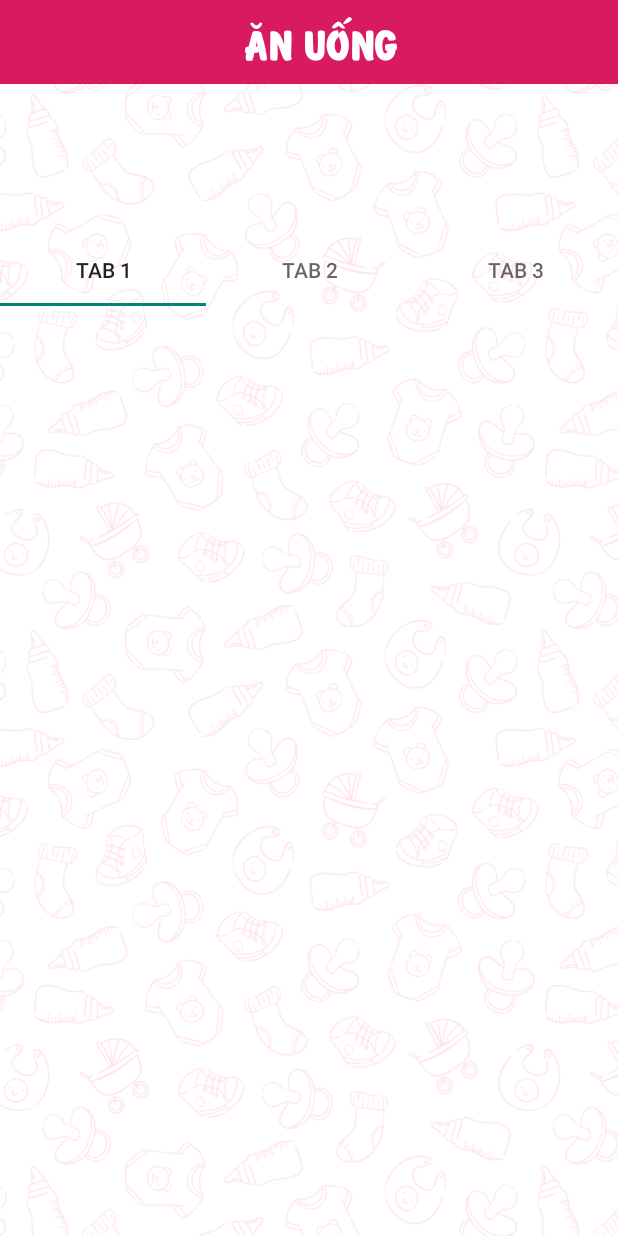
After one commit to vietthang197/MotherCare, an Android app: the AnUongActivity screen opened directly, with no data from a screen before it, on a phone screen of 412 x 824 dp. The commit adds this screen. Run offline under Robolectric (Android 15) with nearby library versions, the phone set to English and light mode, and no system bars.

Commit message:
update code

```diff
--- a/app/src/main/AndroidManifest.xml
+++ b/app/src/main/AndroidManifest.xml
@@ -2,7 +2,7 @@
 <manifest xmlns:android="http://schemas.android.com/apk/res/android"
     package="haui.lethanhha.com.mothercare">
 
-    <uses-permission android:name="android.permission.INTERNET"/>
+    <uses-permission android:name="android.permission.INTERNET" />
 
     <application
         android:allowBackup="true"
@@ -11,6 +11,7 @@
         android:roundIcon="@mipmap/ic_launcher_round"
         android:supportsRtl="true"
         android:theme="@style/AppTheme">
+        <activity android:name=".activity.AnUongActivity" android:theme="@style/ThemeNoActionBar"></activity>
         <activity
             android:name=".activity.ShopActivity"
             android:theme="@style/ThemeNoActionBar" />
--- /dev/null
+++ b/app/src/main/java/haui/lethanhha/com/mothercare/activity/AnUongActivity.java
@@ -0,0 +1,34 @@
+package haui.lethanhha.com.mothercare.activity;
+
+import androidx.appcompat.app.AppCompatActivity;
+import androidx.viewpager.widget.ViewPager;
+
+import android.os.Bundle;
+
+import com.google.android.material.tabs.TabLayout;
+
+import haui.lethanhha.com.mothercare.R;
+import haui.lethanhha.com.mothercare.adapter.TabAdapter;
+import haui.lethanhha.com.mothercare.fragment.ThucPhamFragment;
+
+public class AnUongActivity extends AppCompatActivity {
+
+    private TabAdapter adapter;
+    private TabLayout tabLayout;
+    private ViewPager viewPager;
+
+    @Override
+    protected void onCreate(Bundle savedInstanceState) {
+        super.onCreate(savedInstanceState);
+        setContentView(R.layout.activity_an_uong);
+
+        viewPager = (ViewPager) findViewById(R.id.viewPagerAnUong);
+        tabLayout = (TabLayout) findViewById(R.id.tabLayoutAnUong);
+        adapter = new TabAdapter(getSupportFragmentManager());
+        adapter.addFragment(new ThucPhamFragment(), "Tab 1");
+        adapter.addFragment(new ThucPhamFragment(), "Tab 2");
+        adapter.addFragment(new ThucPhamFragment(), "Tab 3");
+        viewPager.setAdapter(adapter);
+        tabLayout.setupWithViewPager(viewPager);
+    }
+}
--- a/app/src/main/java/haui/lethanhha/com/mothercare/activity/MenuMainActivity.java
+++ b/app/src/main/java/haui/lethanhha/com/mothercare/activity/MenuMainActivity.java
@@ -79,7 +79,18 @@ public class MenuMainActivity extends AppCompatActivity  implements RecyclerView
             case 0:
                 doGoShopActivity();
                 break;
+            case 1:
+                doGoAnUongActivity();
+                break;
         }
+    }
+
+    private void doGoAnUongActivity() {
+        Intent intent = new Intent(MenuMainActivity.this, AnUongActivity.class);
+        startActivity(intent);
+        overridePendingTransition(R.anim.trans_left_in,
+                R.anim.trans_left_out);
+        finish();
     }
 
     private void doGoShopActivity() {
--- a/app/src/main/java/haui/lethanhha/com/mothercare/activity/ShopActivity.java
+++ b/app/src/main/java/haui/lethanhha/com/mothercare/activity/ShopActivity.java
@@ -51,7 +51,7 @@ public class ShopActivity extends AppCompatActivity implements RecyclerViewOnCli
 
     private void initData() {
         shopList = new ArrayList<>();
-        shopList.add(new Shop(1, R.drawable.amnhacdefault, "Shop bán cua", "100.000 đ", "https://www.lazada.vn/products/hat-giong-cai-thia-cao-san-phunongseeds-i202653058-s252914371.html"));
+        shopList.add(new Shop(1, R.drawable.amnhacdefault, "https://asianparent-assets-vn.dexecure.net/wp-content/uploads/sites/2/2018/06/chuan-bi-do-so-sinh-day-du-tat-tan-tat-de-don-be-ra-doi-2.jpg", "Shop bán cua", "100.000 đ", "https://www.lazada.vn/products/hat-giong-cai-thia-cao-san-phunongseeds-i202653058-s252914371.html"));
         shopAdapter = new ShopAdapter(shopList, this, this);
     }
 
--- a/app/src/main/java/haui/lethanhha/com/mothercare/adapter/ShopAdapter.java
+++ b/app/src/main/java/haui/lethanhha/com/mothercare/adapter/ShopAdapter.java
@@ -61,7 +61,10 @@ public class ShopAdapter extends RecyclerView.Adapter<ShopAdapter.ViewHolder>  {
         }
 
         public void bindView(Shop shop) {
-            Picasso.with(context).load(shop.getAnhShop()).into(imgShop);
+            if (shop.getUrlImage() == null)
+                Picasso.with(context).load(shop.getAnhShop()).into(imgShop);
+            else
+                Picasso.with(context).load(shop.getUrlImage()).into(imgShop);
             tvTitle.setText(shop.getTitle());
             tvPrice.setText(shop.getMoney());
         }
--- /dev/null
+++ b/app/src/main/java/haui/lethanhha/com/mothercare/adapter/TabAdapter.java
@@ -0,0 +1,42 @@
+package haui.lethanhha.com.mothercare.adapter;
+
+import androidx.annotation.NonNull;
+import androidx.annotation.Nullable;
+import androidx.fragment.app.Fragment;
+import androidx.fragment.app.FragmentManager;
+import androidx.fragment.app.FragmentStatePagerAdapter;
+
+import java.util.ArrayList;
+import java.util.List;
+
+public class TabAdapter extends FragmentStatePagerAdapter {
+
+    private final List<Fragment> mFragmentList = new ArrayList<>();
+    private final List<String> mFragmentTitleList = new ArrayList<>();
+
+    public TabAdapter(@NonNull FragmentManager fm) {
+        super(fm);
+    }
+
+    @NonNull
+    @Override
+    public Fragment getItem(int position) {
+        return mFragmentList.get(position);
+    }
+
+    public void addFragment(Fragment fragment, String title) {
+        mFragmentList.add(fragment);
+        mFragmentTitleList.add(title);
+    }
+
+    @Override
+    public int getCount() {
+        return mFragmentList.size();
+    }
+
+    @Nullable
+    @Override
+    public CharSequence getPageTitle(int position) {
+        return mFragmentTitleList.get(position);
+    }
+}
--- /dev/null
+++ b/app/src/main/java/haui/lethanhha/com/mothercare/fragment/ThucPhamFragment.java
@@ -0,0 +1,21 @@
+package haui.lethanhha.com.mothercare.fragment;
+
+import android.os.Bundle;
+import android.view.LayoutInflater;
+import android.view.View;
+import android.view.ViewGroup;
+
+import androidx.annotation.NonNull;
+import androidx.annotation.Nullable;
+import androidx.fragment.app.Fragment;
+
+import haui.lethanhha.com.mothercare.R;
+
+public class ThucPhamFragment extends Fragment {
+
+    @Nullable
+    @Override
+    public View onCreateView(@NonNull LayoutInflater inflater, @Nullable ViewGroup container, @Nullable Bundle savedInstanceState) {
+        return inflater.inflate(R.layout.fragment_an_uong, container, false);
+    }
+}
--- a/app/src/main/java/haui/lethanhha/com/mothercare/model/Shop.java
+++ b/app/src/main/java/haui/lethanhha/com/mothercare/model/Shop.java
@@ -4,6 +4,8 @@ public class Shop {
     private int id;
 
     private int anhShop;
+
+    private String urlImage;
 
     private String title;
 
@@ -14,9 +16,10 @@ public class Shop {
     public Shop() {
     }
 
-    public Shop(int id, int anhShop, String title, String money, String urlWeb) {
+    public Shop(int id, int anhShop, String urlImage, String title, String money, String urlWeb) {
         this.id = id;
         this.anhShop = anhShop;
+        this.urlImage = urlImage;
         this.title = title;
         this.money = money;
         this.urlWeb = urlWeb;
@@ -61,4 +64,12 @@ public class Shop {
     public void setUrlWeb(String urlWeb) {
         this.urlWeb = urlWeb;
     }
+
+    public String getUrlImage() {
+        return urlImage;
+    }
+
+    public void setUrlImage(String urlImage) {
+        this.urlImage = urlImage;
+    }
 }
--- /dev/null
+++ b/app/src/main/res/drawable/bg_item_shop.xml
@@ -0,0 +1,5 @@
+<?xml version="1.0" encoding="utf-8"?>
+<shape xmlns:android="http://schemas.android.com/apk/res/android" android:shape="rectangle">
+    <corners android:radius="10dp"/>
+    <solid android:color="@android:color/white"/>
+</shape>
--- /dev/null
+++ b/app/src/main/res/layout/activity_an_uong.xml
@@ -0,0 +1,58 @@
+<?xml version="1.0" encoding="utf-8"?>
+<androidx.drawerlayout.widget.DrawerLayout xmlns:android="http://schemas.android.com/apk/res/android"
+    xmlns:app="http://schemas.android.com/apk/res-auto"
+    xmlns:tools="http://schemas.android.com/tools"
+    android:layout_width="match_parent"
+    android:layout_height="match_parent"
+    tools:context="haui.lethanhha.com.mothercare.activity.AnUongActivity"
+    android:id="@+id/drawerLayout">
+
+    <LinearLayout
+        android:layout_width="match_parent"
+        android:layout_height="match_parent"
+        android:orientation="vertical">
+
+        <androidx.appcompat.widget.Toolbar
+            android:id="@+id/toolbar"
+            android:layout_width="match_parent"
+            android:background="@color/colorAccent"
+            android:layout_height="?attr/actionBarSize">
+
+            <TextView
+                android:layout_width="match_parent"
+                android:layout_height="match_parent"
+                android:textColor="@android:color/white"
+                android:fontFamily="@font/vf_banditb"
+                android:textSize="26sp"
+                android:textAlignment="center"
+                android:text="Ăn uống"
+                android:gravity="center_vertical"></TextView>
+        </androidx.appcompat.widget.Toolbar>
+        <LinearLayout
+            android:layout_width="match_parent"
+            android:layout_height="0dp"
+            android:layout_weight="1"
+            android:orientation="vertical"
+            android:background="@drawable/background_danhmuc">
+
+            <ImageView
+                android:layout_width="match_parent"
+                android:layout_height="100dp"
+                android:scaleType="centerCrop"/>
+
+            <com.google.android.material.tabs.TabLayout
+                android:id="@+id/tabLayoutAnUong"
+                android:layout_width="match_parent"
+                android:layout_height="wrap_content"/>
+
+            <androidx.viewpager.widget.ViewPager
+                android:id="@+id/viewPagerAnUong"
+                android:layout_width="match_parent"
+                android:layout_height="0dp"
+                android:layout_weight="1"/>
+
+
+        </LinearLayout>
+    </LinearLayout>
+
+</androidx.drawerlayout.widget.DrawerLayout>
--- /dev/null
+++ b/app/src/main/res/layout/fragment_an_uong.xml
@@ -0,0 +1,11 @@
+<?xml version="1.0" encoding="utf-8"?>
+<LinearLayout xmlns:android="http://schemas.android.com/apk/res/android"
+    android:layout_width="match_parent"
+    android:layout_height="match_parent"
+    android:orientation="vertical">
+
+    <androidx.recyclerview.widget.RecyclerView
+        android:id="@+id/recyclerAnUong"
+        android:layout_width="match_parent"
+        android:layout_height="match_parent"/>
+</LinearLayout>
--- a/app/src/main/res/layout/shop_item.xml
+++ b/app/src/main/res/layout/shop_item.xml
@@ -1,13 +1,16 @@
 <?xml version="1.0" encoding="utf-8"?>
 <LinearLayout xmlns:android="http://schemas.android.com/apk/res/android"
-    android:orientation="vertical" android:layout_width="match_parent"
-    android:layout_height="wrap_content">
+    android:orientation="vertical"
+    android:layout_width="match_parent"
+    android:layout_height="wrap_content"
+    android:background="@drawable/bg_item_shop">
 
     <ImageView
         android:id="@+id/imgShop"
         android:layout_width="100dp"
         android:scaleType="centerCrop"
         android:layout_height="105dp"
+        android:layout_gravity="center_horizontal"
         android:layout_weight="3"/>
 
     <TextView
```
